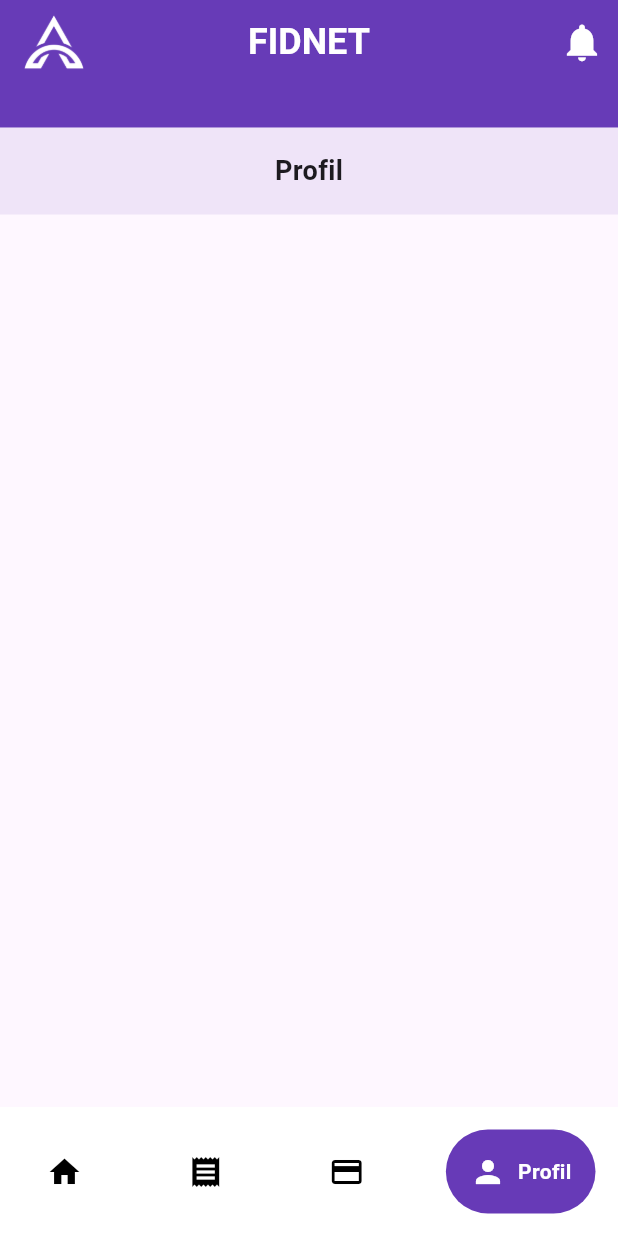
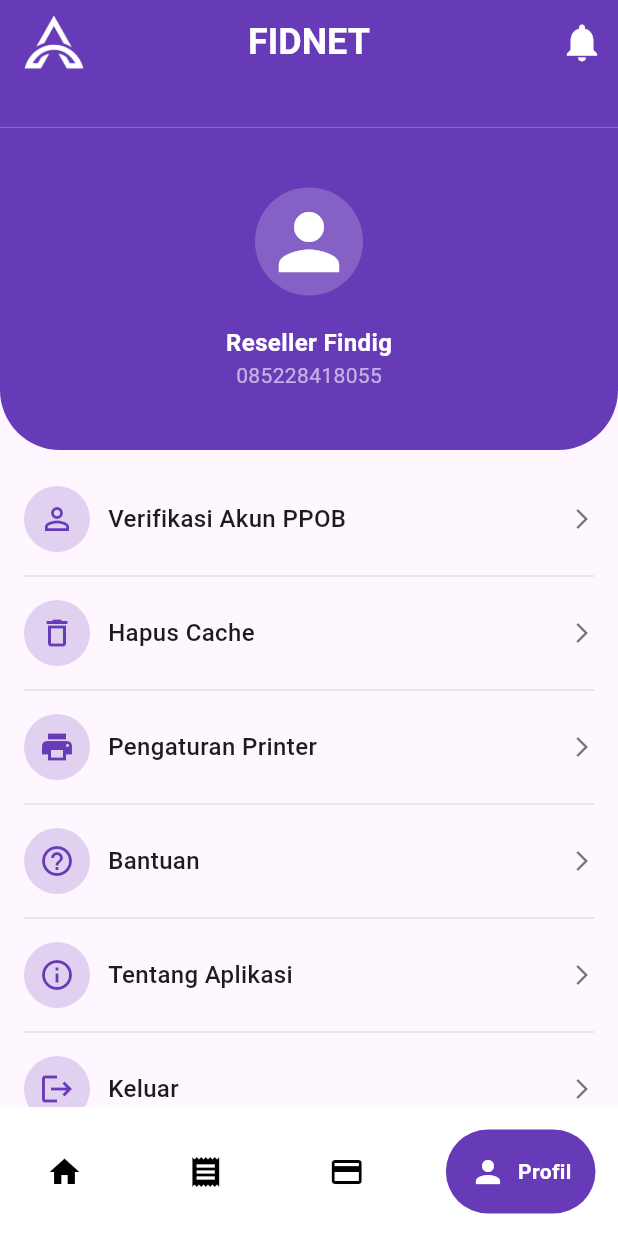
Before and after one commit to arifsptra/mobile-payreless, a Flutter app: the screen it shows after launch, item 4 of the bottom bar chosen, on a phone screen of 412 x 824 dp. Run offline on Flutter 3.47's test engine with Material 3 defaults, Android fonts, the phone set to English and light mode, and no system bars; drawn by our look-alikes of google_nav_bar; our stand-ins replace carousel_slider.

Commit message:
slicing profile page

```diff
--- a/lib/presentation/screens/profile_page.dart
+++ b/lib/presentation/screens/profile_page.dart
@@ -12,7 +12,8 @@ class ProfilePage extends StatelessWidget {
           child: Column(
             children: const [
               SizedBox(height: 85), // Space for AppBar
-              Profile(),
+              HeaderSection(),
+              ProfileDetailSection(),
               SizedBox(height: 20),
             ],
           ),
@@ -23,20 +24,122 @@ class ProfilePage extends StatelessWidget {
   }
 }
 
-class Profile extends StatelessWidget {
-  const Profile({super.key});
+class HeaderSection extends StatelessWidget {
+  const HeaderSection({super.key});
 
   @override
   Widget build(BuildContext context) {
     return Container(
-      width: double.infinity, // ✅ Make width 100%
-      padding: const EdgeInsets.symmetric(vertical: 16), // Optional padding
-      alignment: Alignment.center, // Center the text
-      color: Colors.deepPurple.withOpacity(0.1), // Optional background
-      child: const Text(
-        "Profil",
-        style: TextStyle(fontSize: 18, fontWeight: FontWeight.bold),
+      width: double.infinity,
+      padding: EdgeInsets.symmetric(vertical: 40),
+      decoration: BoxDecoration(
+        color: Colors.deepPurple,
+        borderRadius: BorderRadius.only(
+          bottomRight: Radius.circular(40),
+          bottomLeft: Radius.circular(40),
+        ),
+      ),
+      child: Column(
+        children: [
+          Container(
+            padding: EdgeInsets.all(6),
+            decoration: BoxDecoration(
+              color: Colors.white.withOpacity(
+                0.2,
+              ), // Warna background IconButton
+              shape: BoxShape.circle, // Membuatnya menjadi lingkaran
+            ),
+            child: Icon(Icons.person, size: 60, color: Colors.white),
+          ),
+          SizedBox(height: 20),
+          Text(
+            'Reseller Findig',
+            style: TextStyle(
+              color: Colors.white,
+              fontSize: 16,
+              fontWeight: FontWeight.bold,
+            ),
+          ),
+          Text(
+            '085228418055',
+            style: TextStyle(color: Colors.white60, fontSize: 14),
+          ),
+        ],
       ),
     );
   }
 }
+
+class ProfileDetailSection extends StatelessWidget {
+  const ProfileDetailSection({super.key});
+
+  @override
+  Widget build(BuildContext context) {
+    final List<Map<String, dynamic>> menuItems = [
+      {'label': 'Verifikasi Akun PPOB', 'icon': Icons.person_outline},
+      {'label': 'Hapus Cache', 'icon': Icons.delete_outline},
+      {'label': 'Pengaturan Printer', 'icon': Icons.print},
+      {'label': 'Bantuan', 'icon': Icons.help_outline},
+      {'label': 'Tentang Aplikasi', 'icon': Icons.info_outline},
+      {'label': 'Keluar', 'icon': Icons.logout},
+    ];
+
+    return Container(
+      padding: EdgeInsets.all(16),
+      child: Column(
+        crossAxisAlignment: CrossAxisAlignment.start,
+        children: List.generate(menuItems.length * 2 - 1, (index) {
+          if (index.isEven) {
+            int itemIndex = index ~/ 2;
+            return ProfileDetailItem(
+              label: menuItems[itemIndex]['label'],
+              icon: menuItems[itemIndex]['icon'],
+            );
+          } else {
+            return Divider(
+              color: Colors.grey[300],
+              thickness: 1,
+            ); // Garis pembatas
+          }
+        }),
+      ),
+    );
+  }
+}
+
+class ProfileDetailItem extends StatelessWidget {
+  final String label;
+  final IconData icon;
+
+  ProfileDetailItem({required this.label, required this.icon});
+
+  @override
+  Widget build(BuildContext context) {
+    return Padding(
+      padding: EdgeInsets.symmetric(vertical: 8), // Jarak antar item
+      child: Row(
+        mainAxisAlignment: MainAxisAlignment.spaceBetween,
+        children: [
+          Row(
+            children: [
+              Container(
+                padding: EdgeInsets.all(10),
+                decoration: BoxDecoration(
+                  color: Colors.deepPurple.withOpacity(0.2), // Background icon
+                  shape: BoxShape.circle, // Membuatnya menjadi lingkaran
+                ),
+                child: Icon(icon, size: 24, color: Colors.deepPurple),
+              ),
+              SizedBox(width: 12), // Spasi antara ikon dan teks
+              Text(
+                label,
+                style: TextStyle(fontSize: 16, fontWeight: FontWeight.w500),
+              ),
+            ],
+          ),
+          Icon(Icons.arrow_forward_ios, size: 16, color: Colors.black54),
+        ],
+      ),
+    );
+  }
+}
```
